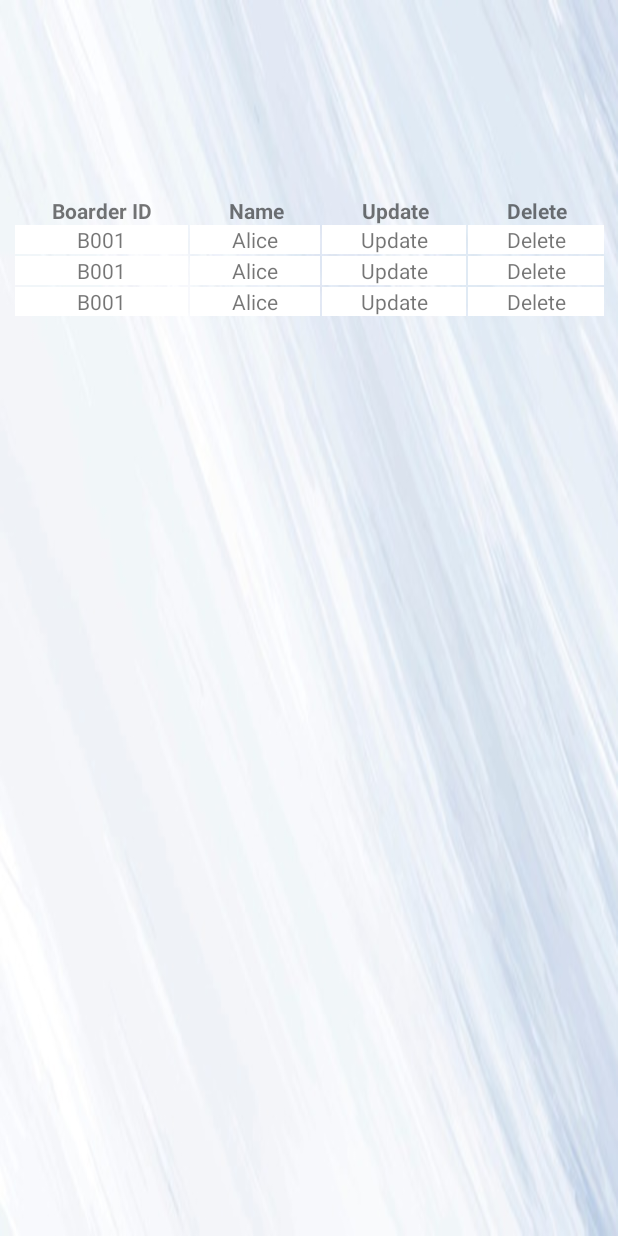
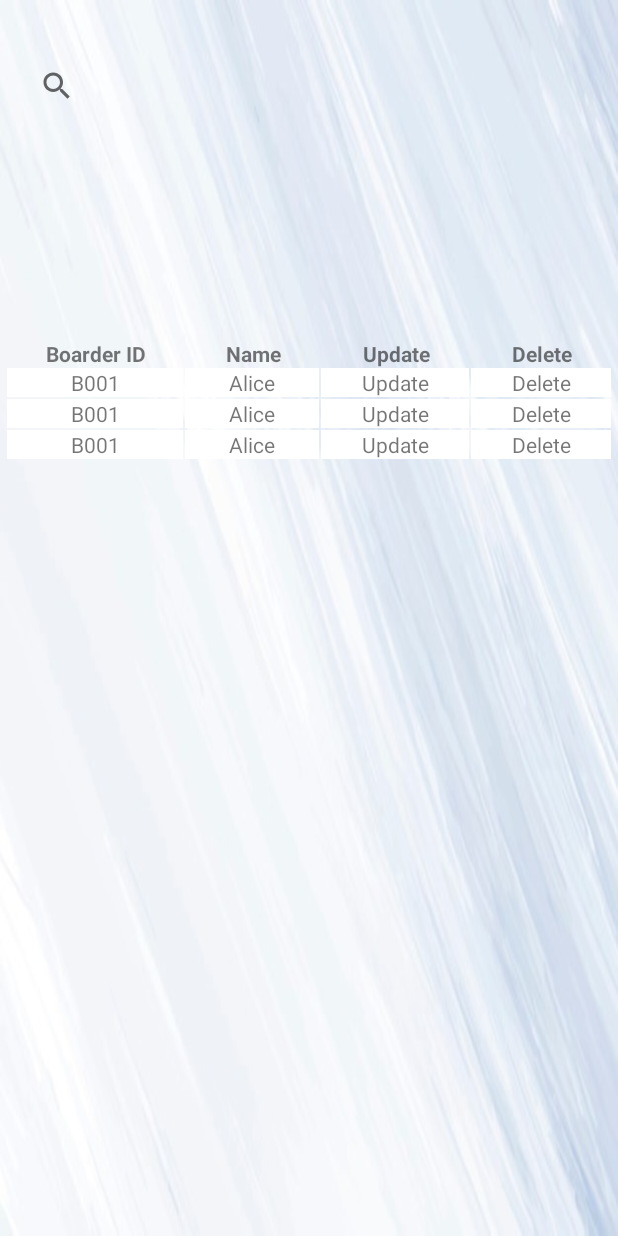
Before and after one commit to MilindaRanawaka/STAY, an Android app: the layout view_boarder_layout.xml on its own in the app's theme, with its tools: preview values and no code run, on a phone screen of 412 x 824 dp. Run offline under Robolectric (Android 15) with nearby library versions, the phone set to English and light mode, and no system bars.

Commit message:
Search Done

```diff
--- a/app/src/main/res/layout/view_boarder_layout.xml
+++ b/app/src/main/res/layout/view_boarder_layout.xml
@@ -8,8 +8,8 @@
     android:layout_height="match_parent">
 
     <TableLayout
-        android:layout_width="395dp"
-        android:layout_height="715dp"
+        android:layout_width="405dp"
+        android:layout_height="524dp"
         android:layout_marginStart="8dp"
         android:layout_marginLeft="8dp"
         android:layout_marginTop="160dp"
@@ -189,4 +189,17 @@
 
         </TableRow>
     </TableLayout>
+
+    <SearchView
+        android:id="@+id/mngSrch"
+        android:layout_width="388dp"
+        android:layout_height="82dp"
+        android:layout_marginStart="13dp"
+        android:layout_marginLeft="13dp"
+        android:layout_marginTop="16dp"
+        android:layout_marginEnd="10dp"
+        android:layout_marginRight="10dp"
+        app:layout_constraintEnd_toEndOf="parent"
+        app:layout_constraintStart_toStartOf="parent"
+        app:layout_constraintTop_toTopOf="parent" />
 </androidx.constraintlayout.widget.ConstraintLayout>
```
